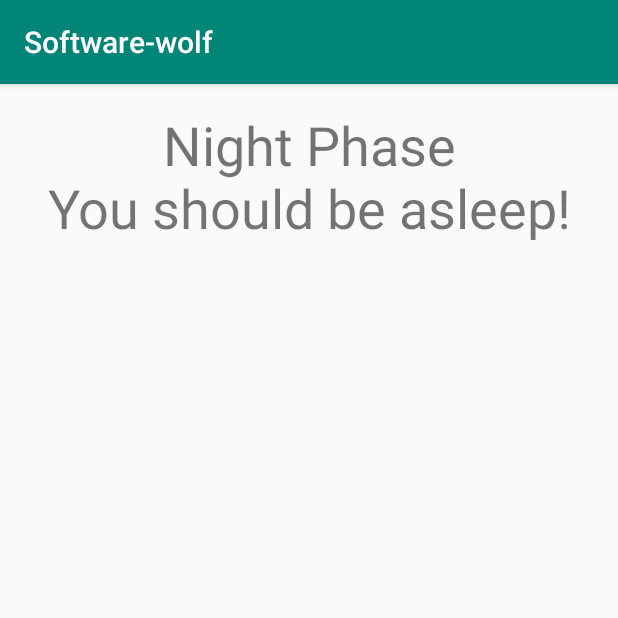
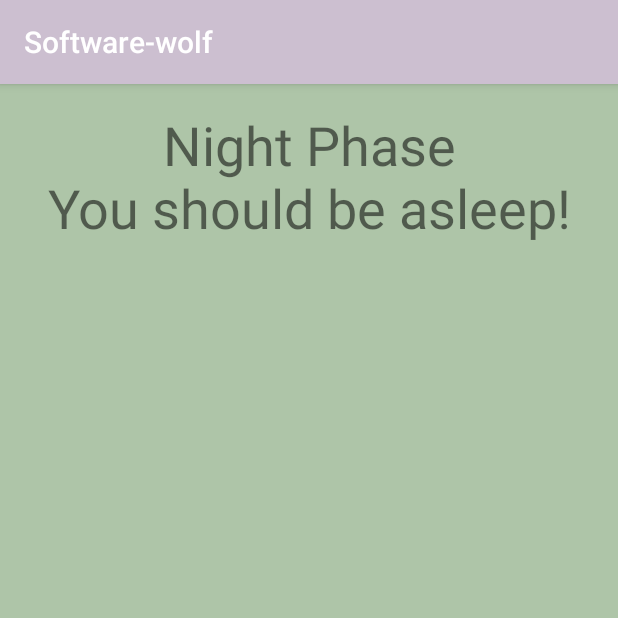
Before and after one commit to michaelrfoster/Software-wolf, an Android app: the BoringNightActivity screen opened directly, with no data from a screen before it, on a phone screen of 412 x 824 dp, the top half of it. Run offline under Robolectric (Android 15) with nearby library versions, the phone set to English and light mode, and no system bars; our stand-ins replace Firebase (no records; nobody signed in at launch, a user with empty details on screens opened directly).

Commit message:
Changed color palette for app

```diff
--- a/app/src/main/res/layout/activity_boring_night.xml
+++ b/app/src/main/res/layout/activity_boring_night.xml
@@ -4,6 +4,7 @@
     xmlns:tools="http://schemas.android.com/tools"
     android:layout_width="match_parent"
     android:layout_height="match_parent"
+    android:background="@color/background"
     tools:context=".BoringNightActivity">
 
     <TextView
--- a/app/src/main/res/layout/activity_day.xml
+++ b/app/src/main/res/layout/activity_day.xml
@@ -4,6 +4,7 @@
     xmlns:tools="http://schemas.android.com/tools"
     android:layout_width="match_parent"
     android:layout_height="match_parent"
+    android:background="@color/background"
     tools:context=".DayActivity">
 
     <TextView
--- a/app/src/main/res/layout/activity_dead.xml
+++ b/app/src/main/res/layout/activity_dead.xml
@@ -4,6 +4,7 @@
     xmlns:tools="http://schemas.android.com/tools"
     android:layout_width="match_parent"
     android:layout_height="match_parent"
+    android:background="@color/background"
     tools:context=".DeadActivity">
 
     <TextView
--- a/app/src/main/res/layout/activity_lobby.xml
+++ b/app/src/main/res/layout/activity_lobby.xml
@@ -4,6 +4,7 @@
     xmlns:tools="http://schemas.android.com/tools"
     android:layout_width="match_parent"
     android:layout_height="match_parent"
+    android:background="@color/background"
     tools:context=".LobbyActivity">
 
     <TextView
--- a/app/src/main/res/layout/activity_night.xml
+++ b/app/src/main/res/layout/activity_night.xml
@@ -4,6 +4,7 @@
     xmlns:tools="http://schemas.android.com/tools"
     android:layout_width="match_parent"
     android:layout_height="match_parent"
+    android:background="@color/background"
     tools:context=".NightActivity">
 
     <TextView
--- a/app/src/main/res/layout/activity_role.xml
+++ b/app/src/main/res/layout/activity_role.xml
@@ -4,6 +4,7 @@
     xmlns:tools="http://schemas.android.com/tools"
     android:layout_width="match_parent"
     android:layout_height="match_parent"
+    android:background="@color/background"
     tools:context=".RoleActivity">
 
     <TextView
--- a/app/src/main/res/layout/activity_villager_win.xml
+++ b/app/src/main/res/layout/activity_villager_win.xml
@@ -4,6 +4,7 @@
     xmlns:tools="http://schemas.android.com/tools"
     android:layout_width="match_parent"
     android:layout_height="match_parent"
+    android:background="@color/background"
     tools:context=".WerewolfWinActivity">
 
     <TextView
--- a/app/src/main/res/layout/activity_werewolf_win.xml
+++ b/app/src/main/res/layout/activity_werewolf_win.xml
@@ -4,6 +4,7 @@
     xmlns:tools="http://schemas.android.com/tools"
     android:layout_width="match_parent"
     android:layout_height="match_parent"
+    android:background="@color/background"
     tools:context=".WerewolfWinActivity">
 
     <TextView
--- a/app/src/main/res/values/colors.xml
+++ b/app/src/main/res/values/colors.xml
@@ -1,7 +1,8 @@
 <?xml version="1.0" encoding="utf-8"?>
 <resources>
-    <color name="colorPrimary">#008577</color>
-    <color name="colorPrimaryDark">#00574B</color>
-    <color name="colorAccent">#D81B60</color>
-    <color name="black">#000000</color>
+    <color name="colorPrimary">#ccbfd0</color>
+    <color name="colorPrimaryDark">#a599b0</color>
+    <color name="colorAccent">#c9eac1</color>
+    <color name="black">#2f2f2f</color>
+    <color name="background">#AEC5A8</color>
 </resources>
```
